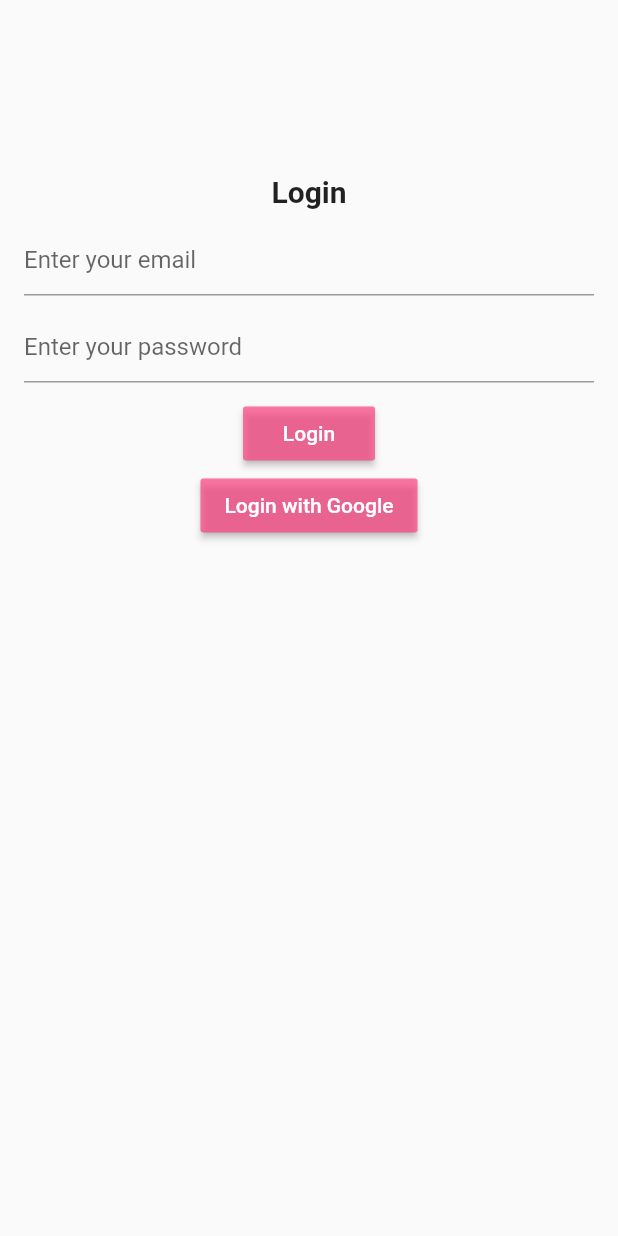
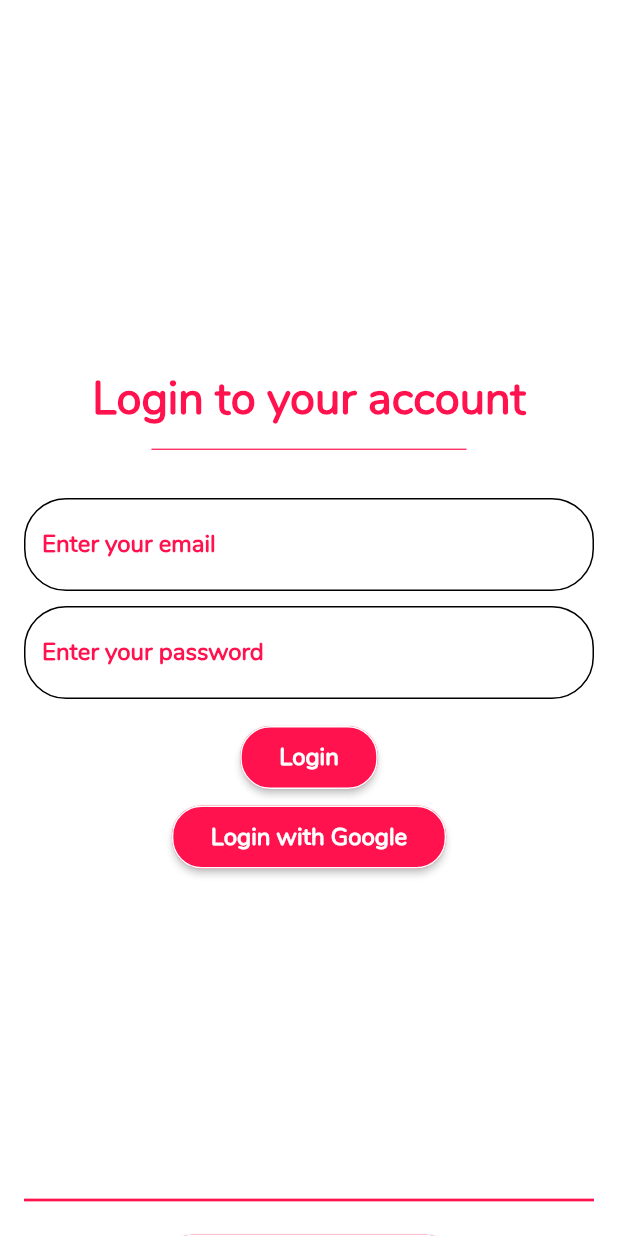
Before and after one commit to axactstudios/lumevents, a Flutter app: the LoginPage screen opened directly, on a phone screen of 412 x 824 dp. Run offline on Flutter 3.47's test engine with Material 2 defaults, Android fonts, the phone set to English and light mode, and no system bars; our stand-ins replace firebase_auth, firebase_database, flutter_spinkit, font_awesome_flutter, getflutter, google_sign_in and 2 more; missing offline and left inert: searchable_dropdown; accounts and stored records are empty.

Commit message:
authentication with email password and google added, sign up and phone authentication remaining. to be added after success of these methods

```diff
--- a/lib/authentication/LoginPage.dart
+++ b/lib/authentication/LoginPage.dart
@@ -1,4 +1,7 @@
 import 'package:flutter/material.dart';
+import 'package:lumevents/NavPages/home.dart';
+import '../main.dart';
+import 'SignUpPage.dart';
 import 'firebase_auth.dart';
 
 class LoginPage extends StatefulWidget {
@@ -21,27 +24,52 @@ class _LoginPageState extends State<LoginPage> {
   @override
   Widget build(BuildContext context) {
     return Scaffold(
+      backgroundColor: Colors.white,
       body: SingleChildScrollView(
         child: Padding(
           padding: const EdgeInsets.all(16.0),
           child: Column(
             children: <Widget>[
               const SizedBox(
-                height: 100.0,
+                height: 230.0,
               ),
               Text(
-                'Login',
+                'Login to your account',
                 style: TextStyle(
+                  color: Color(0xFFFF124D),
                   fontWeight: FontWeight.bold,
-                  fontSize: 20.0,
+                  fontSize: 30.0,
+                  fontFamily: 'nunito',
                 ),
               ),
-              const SizedBox(
+              SizedBox(
                 height: 10.0,
+              ),
+              SizedBox(
+                height: 5.0,
+                width: 210.0,
+                child: Divider(
+                  thickness: 0.8,
+                  color: Color(0xFFFF124D),
+                ),
+              ),
+              SizedBox(
+                height: 30.0,
               ),
               TextField(
                 controller: _emailController,
-                decoration: InputDecoration(hintText: "Enter your email"),
+                decoration: InputDecoration(
+                  enabledBorder: OutlineInputBorder(
+                    borderRadius: BorderRadius.circular(28.0),
+                  ),
+                  filled: false,
+                  hintStyle: TextStyle(
+                      color: Color(0xFFFF124D),
+                      fontFamily: 'nunito',
+                      fontWeight: FontWeight.bold),
+                  hintText: "Enter your email",
+                  fillColor: Colors.pinkAccent.shade200.withOpacity(0.7),
+                ),
               ),
               const SizedBox(
                 height: 10.0,
@@ -49,16 +77,37 @@ class _LoginPageState extends State<LoginPage> {
               TextField(
                 controller: _passwordController,
                 obscureText: true,
-                decoration: InputDecoration(hintText: "Enter your password"),
+                decoration: InputDecoration(
+                    enabledBorder: OutlineInputBorder(
+                      borderRadius: BorderRadius.circular(28.0),
+                    ),
+                    filled: false,
+                    hintStyle: TextStyle(
+                        color: Color(0xFFFF124D),
+                        fontFamily: 'nunito',
+                        fontWeight: FontWeight.bold),
+                    hintText: "Enter your password",
+                    fillColor: Colors.pinkAccent),
               ),
               const SizedBox(
-                height: 10.0,
+                height: 15.0,
               ),
               RaisedButton(
-                color: Colors.pinkAccent.withOpacity(0.7),
-                child: Text(
-                  'Login',
-                  style: TextStyle(color: Colors.white),
+                shape: RoundedRectangleBorder(
+                  borderRadius: BorderRadius.circular(20.0),
+                  side: BorderSide(color: Colors.white),
+                ),
+                color: Color(0xFFFF124D),
+                child: Padding(
+                  padding: const EdgeInsets.all(10.0),
+                  child: Text(
+                    'Login',
+                    style: TextStyle(
+                        color: Colors.white,
+                        fontFamily: 'nunito',
+                        fontWeight: FontWeight.bold,
+                        fontSize: 16),
+                  ),
                 ),
                 onPressed: () async {
                   if (_emailController.text.isEmpty ||
@@ -72,21 +121,75 @@ class _LoginPageState extends State<LoginPage> {
 
                   if (!res) {
                     print('Login failed');
+                  } else {
+                    Navigator.push(context,
+                        MaterialPageRoute(builder: (context) => MyHomePage()));
                   }
                 },
               ),
+              SizedBox(
+                height: 5.0,
+              ),
               RaisedButton(
-                color: Colors.pinkAccent.withOpacity(0.7),
-                child: Text(
-                  'Login with Google',
-                  style: TextStyle(color: Colors.white),
+                shape: RoundedRectangleBorder(
+                  borderRadius: BorderRadius.circular(20.0),
+                  side: BorderSide(color: Colors.white),
+                ),
+                color: Color(0xFFFF124D),
+                child: Padding(
+                  padding: const EdgeInsets.all(10.0),
+                  child: Text(
+                    'Login with Google',
+                    style: TextStyle(
+                        color: Colors.white,
+                        fontFamily: 'nunito',
+                        fontWeight: FontWeight.bold,
+                        fontSize: 16),
+                  ),
                 ),
                 onPressed: () async {
                   bool res = await AuthProvider().loginWithGoogle();
 
                   if (!res) {
                     print('Login Failed');
+                  } else {
+                    Navigator.push(context,
+                        MaterialPageRoute(builder: (context) => MyHomePage()));
                   }
+                },
+              ),
+              SizedBox(
+                height: 210.0,
+              ),
+              Divider(
+                thickness: 1.8,
+                color: Color(0xFFFF124D),
+              ),
+              SizedBox(
+                height: 15.0,
+              ),
+              RaisedButton(
+                shape: RoundedRectangleBorder(
+                  borderRadius: BorderRadius.circular(25.0),
+                  side: BorderSide(color: Colors.white),
+                ),
+                color: Color(0xFFFF124D),
+                child: Padding(
+                  padding: const EdgeInsets.all(16.0),
+                  child: Text(
+                    'New User? Sign Up',
+                    style: TextStyle(
+                        color: Colors.white,
+                        fontFamily: 'nunito',
+                        fontWeight: FontWeight.bold,
+                        fontSize: 16),
+                  ),
+                ),
+                onPressed: () {
+                  Navigator.push(
+                    context,
+                    MaterialPageRoute(builder: (context) => SignUpPage()),
+                  );
                 },
               ),
             ],
```
Also changed, not shown: lib/MainPage.dart (+40 -25 lines), lib/authentication/SignUpPage.dart (added, +131 -0 lines), lib/main.dart (+8 -0 lines), pubspec.yaml (+2 -9 lines), lib/images/background.jpg (added).
